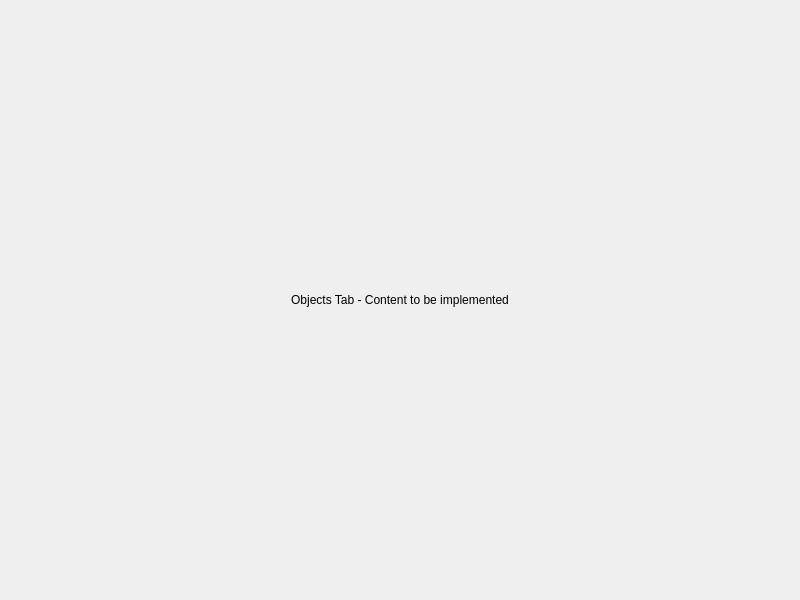
The window that uifiles/objectstab.ui (prookyon/MonoObsLog2) describes before a commit, drawn with Qt 5.
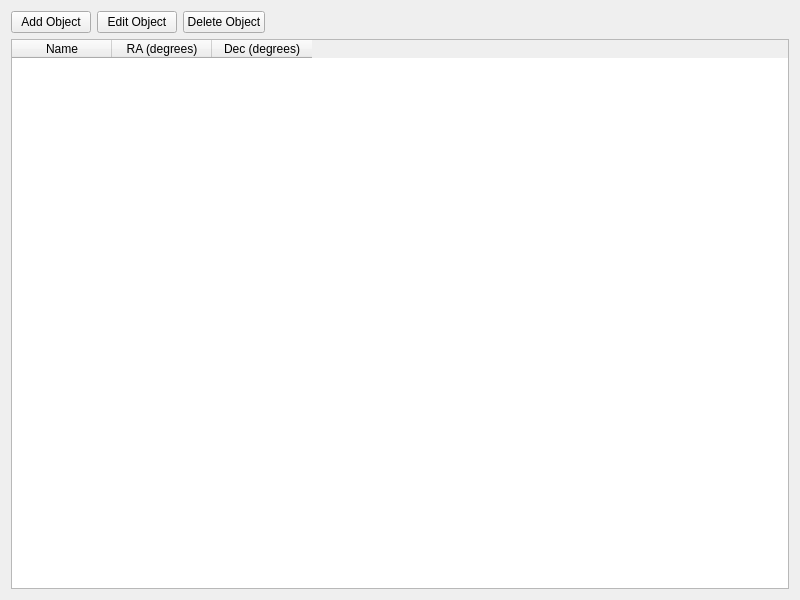
The same window after the commit.

Commit message: Object tab queries and table

```diff
--- a/uifiles/objectstab.ui
+++ b/uifiles/objectstab.ui
@@ -15,13 +15,72 @@
   </property>
   <layout class="QVBoxLayout" name="verticalLayout">
    <item>
-    <widget class="QLabel" name="label">
-     <property name="text">
-      <string>Objects Tab - Content to be implemented</string>
+    <layout class="QHBoxLayout" name="buttonLayout">
+     <item>
+      <widget class="QPushButton" name="addButton">
+       <property name="text">
+        <string>Add Object</string>
+       </property>
+      </widget>
+     </item>
+     <item>
+      <widget class="QPushButton" name="editButton">
+       <property name="text">
+        <string>Edit Object</string>
+       </property>
+      </widget>
+     </item>
+     <item>
+      <widget class="QPushButton" name="deleteButton">
+       <property name="text">
+        <string>Delete Object</string>
+       </property>
+      </widget>
+     </item>
+     <item>
+      <spacer name="horizontalSpacer">
+       <property name="orientation">
+        <enum>Qt::Horizontal</enum>
+       </property>
+       <property name="sizeHint" stdset="0">
+        <size>
+         <width>40</width>
+         <height>20</height>
+        </size>
+       </property>
+      </spacer>
+     </item>
+    </layout>
+   </item>
+   <item>
+    <widget class="QTableWidget" name="objectsTable">
+     <property name="editTriggers">
+      <set>QAbstractItemView::NoEditTriggers</set>
      </property>
-     <property name="alignment">
-      <set>Qt::AlignCenter</set>
+     <property name="selectionMode">
+      <enum>QAbstractItemView::SingleSelection</enum>
      </property>
+     <property name="selectionBehavior">
+      <enum>QAbstractItemView::SelectRows</enum>
+     </property>
+     <property name="sortingEnabled">
+      <bool>true</bool>
+     </property>
+     <column>
+      <property name="text">
+       <string>Name</string>
+      </property>
+     </column>
+     <column>
+      <property name="text">
+       <string>RA (degrees)</string>
+      </property>
+     </column>
+     <column>
+      <property name="text">
+       <string>Dec (degrees)</string>
+      </property>
+     </column>
     </widget>
    </item>
   </layout>
```
The commit also changes 3 other files.
